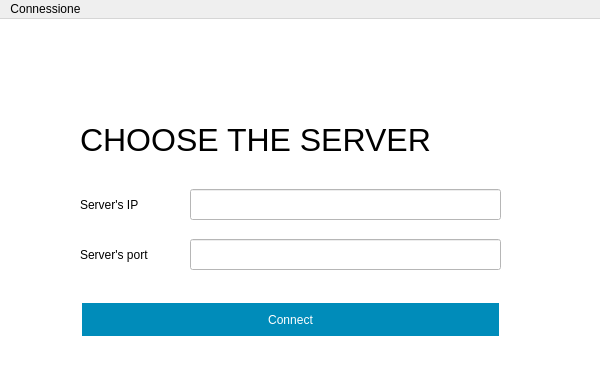
Old version of the form client/ui/Connection/connection.ui in the repository s267562/Live-Text-Editor; both pictures show x 0 to 600 and y 0 to 389 of the 600 by 600 pixel window.
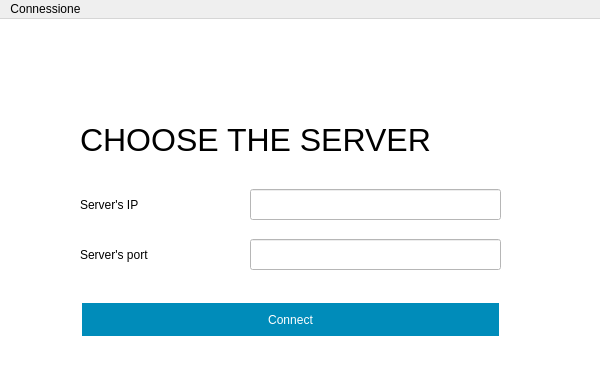
New version of the form.

Diff of the .ui file:
```diff
--- a/client/ui/Connection/connection.ui
+++ b/client/ui/Connection/connection.ui
@@ -62,7 +62,7 @@
        <rect>
         <x>10</x>
         <y>70</y>
-        <width>101</width>
+        <width>161</width>
         <height>31</height>
        </rect>
       </property>
@@ -75,7 +75,7 @@
        <rect>
         <x>10</x>
         <y>120</y>
-        <width>101</width>
+        <width>161</width>
         <height>31</height>
        </rect>
       </property>
@@ -102,9 +102,9 @@
      <widget class="QLineEdit" name="serverIP">
       <property name="geometry">
        <rect>
-        <x>120</x>
+        <x>180</x>
         <y>70</y>
-        <width>311</width>
+        <width>251</width>
         <height>31</height>
        </rect>
       </property>
@@ -112,9 +112,9 @@
      <widget class="QLineEdit" name="serverPort">
       <property name="geometry">
        <rect>
-        <x>120</x>
+        <x>180</x>
         <y>120</y>
-        <width>311</width>
+        <width>251</width>
         <height>31</height>
        </rect>
       </property>
```
